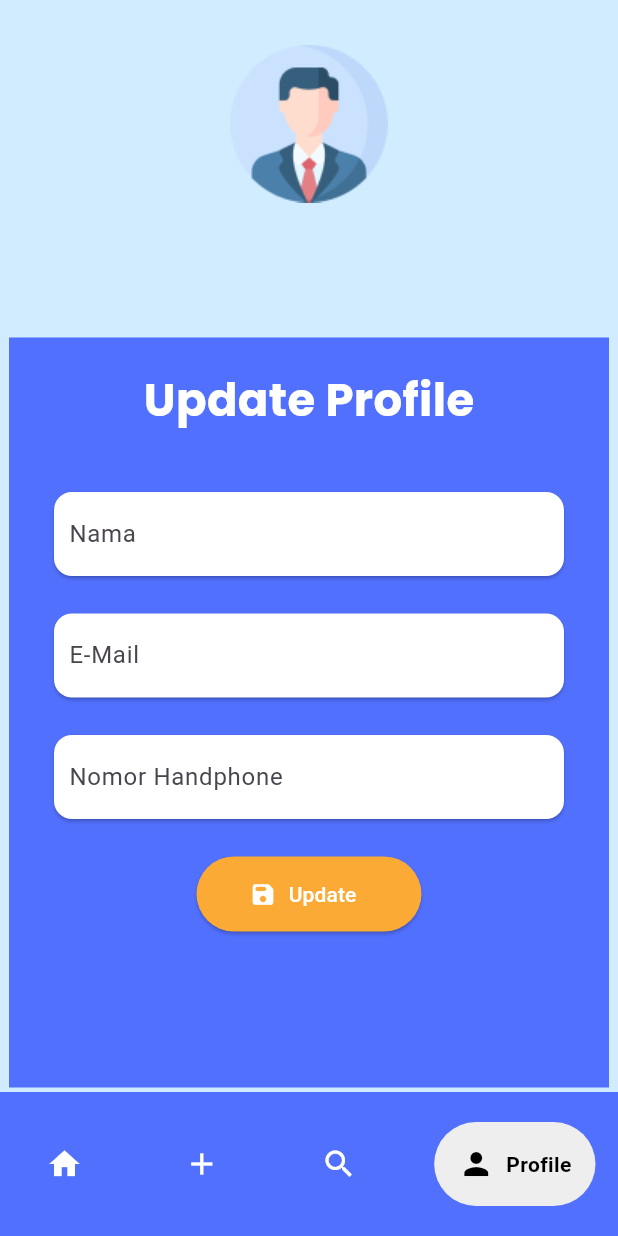
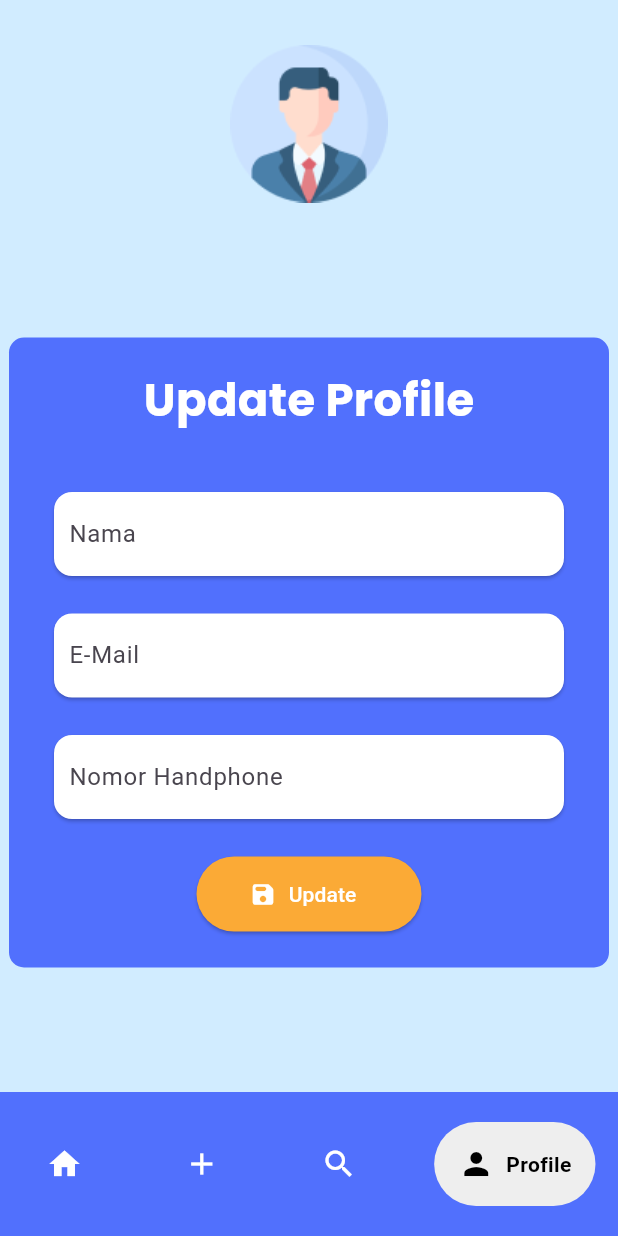
Before and after one commit to ToebagusFarhan/YASI-APP, a Flutter app: the UpdateProfile screen opened by its route, on a phone screen of 412 x 824 dp. Run offline on Flutter 3.47's test engine with Material 3 defaults, Android fonts, the light colour scheme and no system bars; drawn by our look-alikes of google_nav_bar.

Commit message:
modified:   lib/views/UpdateProfilePage.dart

```diff
--- a/lib/views/UpdateProfilePage.dart
+++ b/lib/views/UpdateProfilePage.dart
@@ -64,8 +64,10 @@ class _UpdateProfileState extends State<UpdateProfile> {
 
               Container(
                 width: 400,
-                height: 500,
-                decoration: const BoxDecoration(
+                height: 420,
+                decoration: ShapeDecoration(
+                  shape: RoundedRectangleBorder(
+                      borderRadius: BorderRadius.circular(10)),
                   color: Color(0xFF5170FD),
                 ),
                 child: Column(children: [
@@ -117,7 +119,8 @@ class _UpdateProfileState extends State<UpdateProfile> {
                     label: const Text('Update'),
                   ),
                 ]),
-              )
+              ),
+              SizedBox(height: 30),
             ]),
           ),
         ),
```
Also changed, not shown: pubspec.lock.
